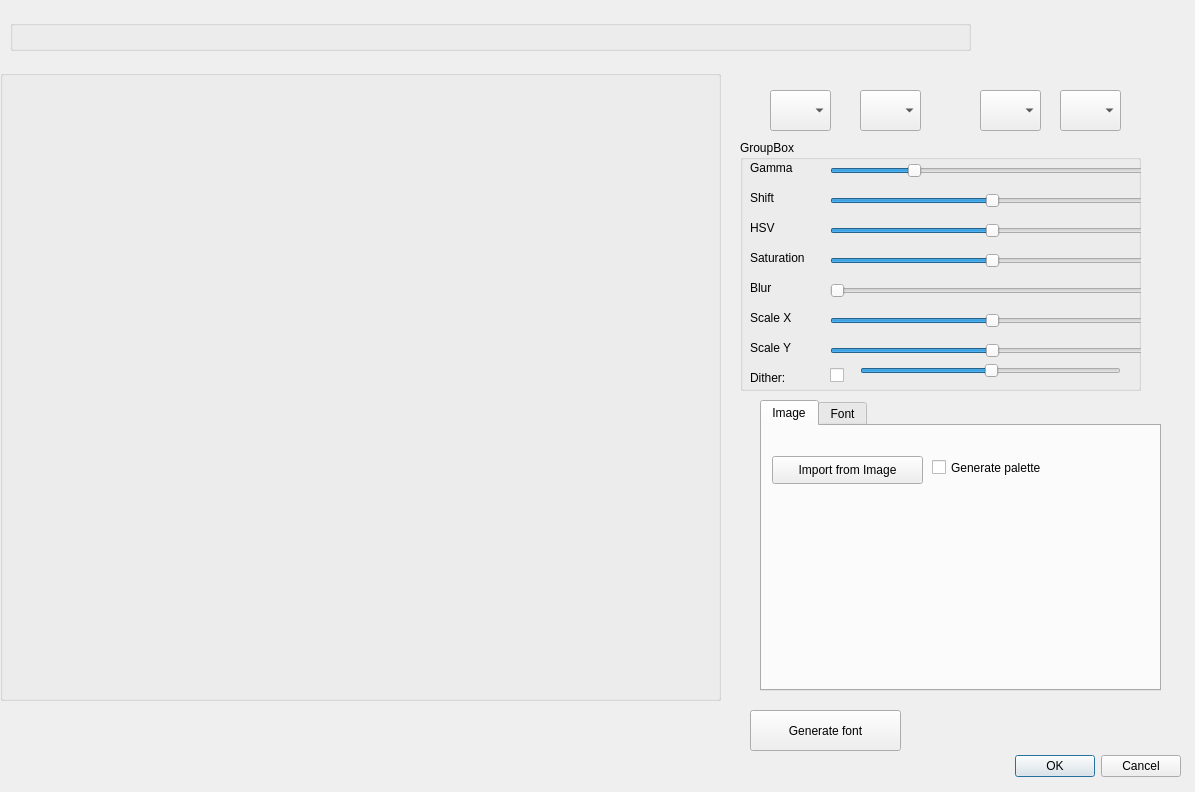
Above: dialogimport.ui from leuat/TRSE before the change. Below: the same form after it.
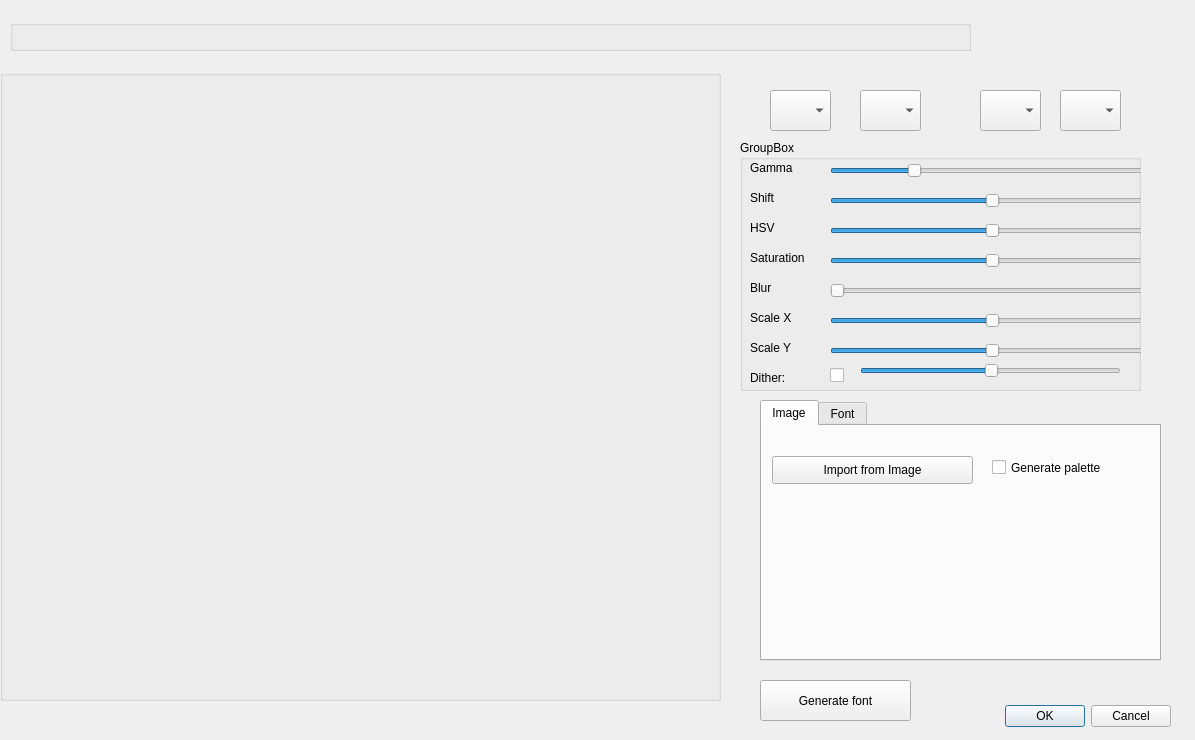
That is the form after the change.

Commit message: Fix for UI Ok/Cancel buttons disappearing off bottom of window on smaller screens.

Diff of the .ui file:
```diff
--- a/dialogimport.ui
+++ b/dialogimport.ui
@@ -7,7 +7,7 @@
     <x>0</x>
     <y>0</y>
     <width>1195</width>
-    <height>792</height>
+    <height>740</height>
    </rect>
   </property>
   <property name="windowTitle">
@@ -16,9 +16,9 @@
   <widget class="QDialogButtonBox" name="buttonBox">
    <property name="geometry">
     <rect>
-     <x>560</x>
-     <y>750</y>
-     <width>621</width>
+     <x>750</x>
+     <y>700</y>
+     <width>421</width>
      <height>32</height>
     </rect>
    </property>
@@ -404,7 +404,7 @@
      <x>760</x>
      <y>400</y>
      <width>401</width>
-     <height>291</height>
+     <height>261</height>
     </rect>
    </property>
    <property name="currentIndex">
@@ -419,7 +419,7 @@
       <rect>
        <x>10</x>
        <y>30</y>
-       <width>151</width>
+       <width>201</width>
        <height>28</height>
       </rect>
      </property>
@@ -430,9 +430,9 @@
     <widget class="QCheckBox" name="chkGenPal">
      <property name="geometry">
       <rect>
-       <x>170</x>
+       <x>230</x>
        <y>30</y>
-       <width>171</width>
+       <width>141</width>
        <height>23</height>
       </rect>
      </property>
@@ -542,8 +542,8 @@
   <widget class="QPushButton" name="btnImport_2">
    <property name="geometry">
     <rect>
-     <x>750</x>
-     <y>710</y>
+     <x>760</x>
+     <y>680</y>
      <width>151</width>
      <height>41</height>
     </rect>
```
Left out of the diff: 2 changed lines with no effect on the pictures.
